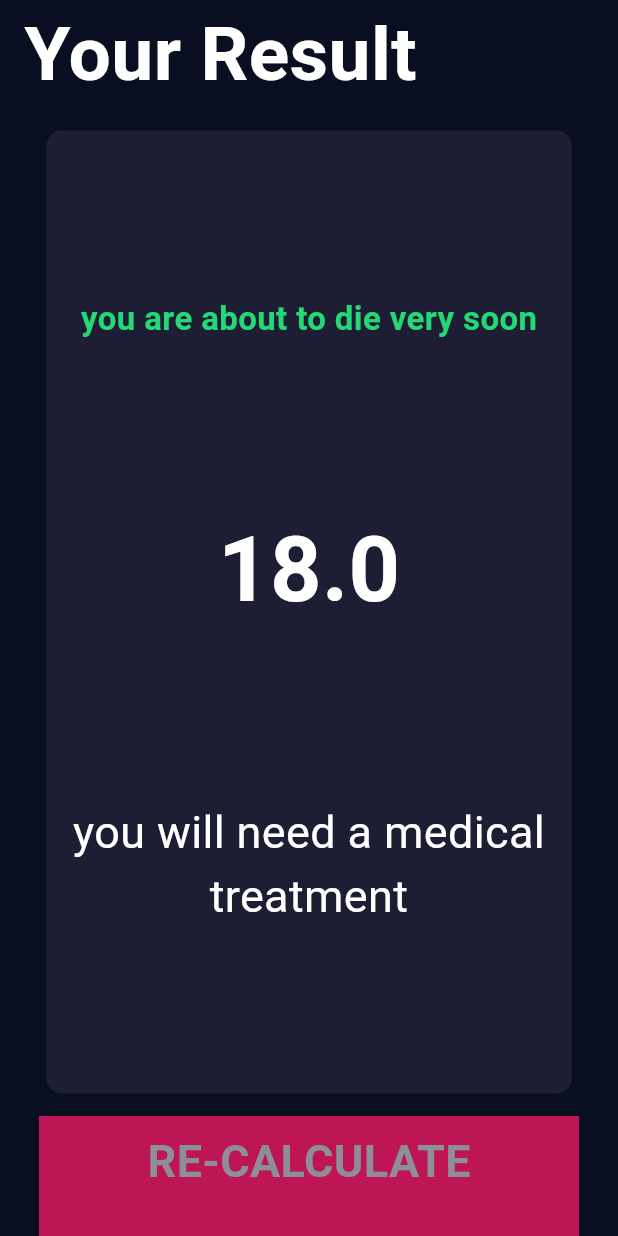
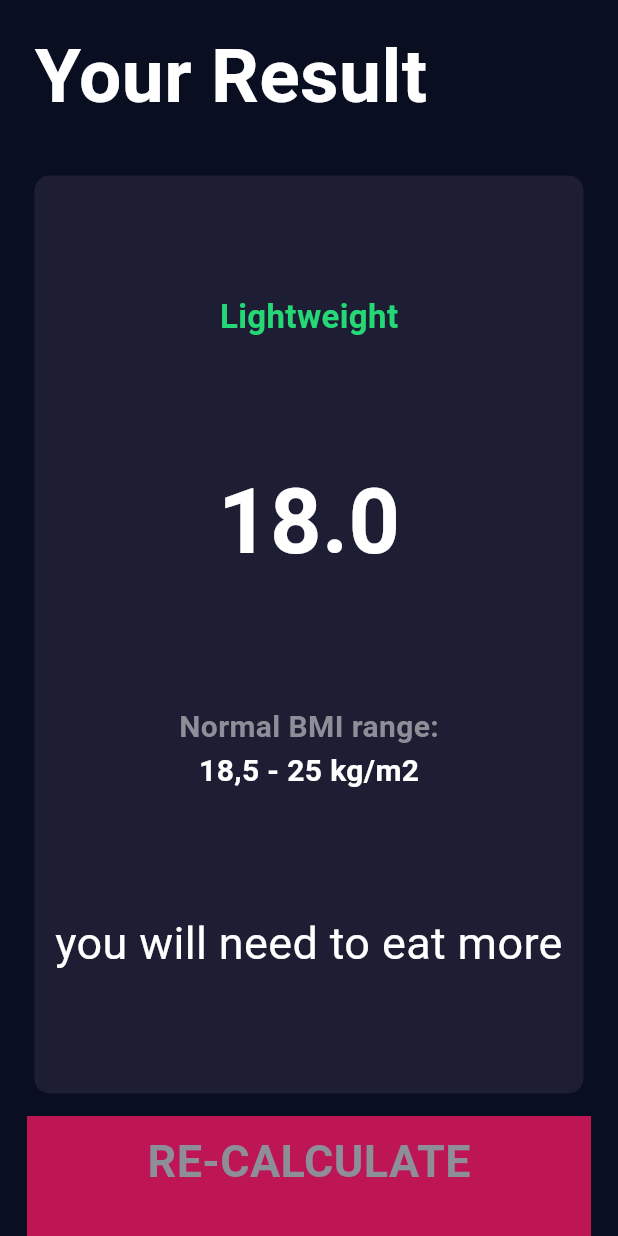
Before and after one commit to tienluan02/bmi_calculator, a Flutter app: the screen it shows after launch, after a tap on "CALCULATE", on a phone screen of 412 x 824 dp. Run offline on Flutter 3.47's test engine with Material 3 defaults, Android fonts, the phone set to English and light mode, and no system bars; our stand-ins replace flutter_inset_box_shadow, font_awesome_flutter.

Commit message:
finish the app

```diff
--- a/bmi_calculator_app/lib/components/constants.dart
+++ b/bmi_calculator_app/lib/components/constants.dart
@@ -3,6 +3,17 @@ import 'package:flutter/material.dart';
 const double  kLabelSize = 30;
 const double kIconSize = 80;
 
+const List<String> basicAnswer = [
+  'Lightweight',
+  'Normal',
+  'Overweight',
+];
+
+const List<String> advice = [
+  'you will need to eat more',
+  'you are ready to go my friend !',
+  'you will need to do some exercises'
+];
 
 const double kBottomContainerHeight = 80;
 const kFontColor = Color(0xFF8D8E98);
@@ -42,6 +53,18 @@ const kAdviceStyle = TextStyle(
   fontSize: 30,
 );
 
+const kBmiNormal = TextStyle(
+  color: kFontColor,
+  fontSize: 20,
+  fontWeight: FontWeight.bold,
+);
+
+const kBmiRange = TextStyle(
+  fontWeight: FontWeight.bold,
+  fontSize: 20,
+  color: Colors.white,
+);
+
 class BottomButton extends StatelessWidget {
   final String buttonItem;
   const BottomButton({super.key, required this.buttonItem});
--- a/bmi_calculator_app/lib/screen/result_screen.dart
+++ b/bmi_calculator_app/lib/screen/result_screen.dart
@@ -4,7 +4,6 @@ import 'package:flutter/material.dart';
 import '../components/constants.dart';
 
 class ResultScreen extends StatelessWidget {
-
   final int age;
   final int weight;
   final double height;
@@ -17,25 +16,47 @@ class ResultScreen extends StatelessWidget {
       required this.weight,
       required this.height,
       required this.genderName,
-      required this.bmiResult
+      required this.bmiResult,
       });
+
+  String greenAnswer(double bmiResult) {
+    if (bmiResult < 18.5) {
+      return basicAnswer[0];
+    } else if (bmiResult < 25) {
+      return basicAnswer[1];
+    }
+    return basicAnswer[2];
+  }
+
+  String giveAdvice (double bmiResult) {
+    if (bmiResult < 18.5) {
+      return advice[0];
+    } else if (bmiResult < 25) {
+      return advice[1];
+    }
+    return advice[2];
+  }
 
   @override
   Widget build(BuildContext context) {
     return Scaffold(
       body: SafeArea(
         child: Padding(
-          padding: const EdgeInsets.symmetric(horizontal: 16),
+          padding: const EdgeInsets.symmetric(horizontal: 8),
           child: Column(
             mainAxisAlignment: MainAxisAlignment.spaceEvenly,
             crossAxisAlignment: CrossAxisAlignment.stretch,
             children: [
-              const Text(
-                'Your Result',
-                style: TextStyle(
-                  fontSize: 50,
-                  fontWeight: FontWeight.bold,
-                  color: Colors.white,
+              Container(
+                padding: EdgeInsets.all(15),
+                alignment: Alignment.bottomLeft,
+                child: const Text(
+                  'Your Result',
+                  style: TextStyle(
+                    fontSize: 50,
+                    fontWeight: FontWeight.bold,
+                    color: Colors.white,
+                  ),
                 ),
               ),
               Expanded(
@@ -46,11 +67,19 @@ class ResultScreen extends StatelessWidget {
                     crossAxisAlignment: CrossAxisAlignment.center,
                     mainAxisAlignment: MainAxisAlignment.spaceEvenly,
                     children: [
-                      const Text('you are about to die very soon', style: kResultTextStyle),
+                      Text(greenAnswer(bmiResult),
+                          style: kResultTextStyle),
                       Text(bmiResult.toString(), style: kBmiResultStyle),
-                      const Text(
+                      const Column(
+                        children: [
+                          Text('Normal BMI range:', style: kBmiNormal),
+                          Text('18,5 - 25 kg/m2', style: kBmiRange),
+                        ],
+                      ),
+                      Text(
                           textAlign: TextAlign.center,
-                          'you will need a medical treatment', style: kAdviceStyle),
+                          giveAdvice(bmiResult),
+                          style: kAdviceStyle),
                     ],
                   ),
                 ),
```
